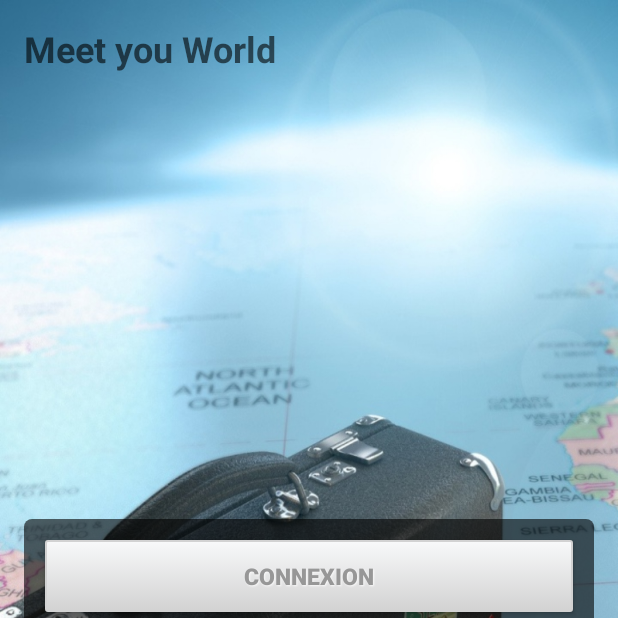
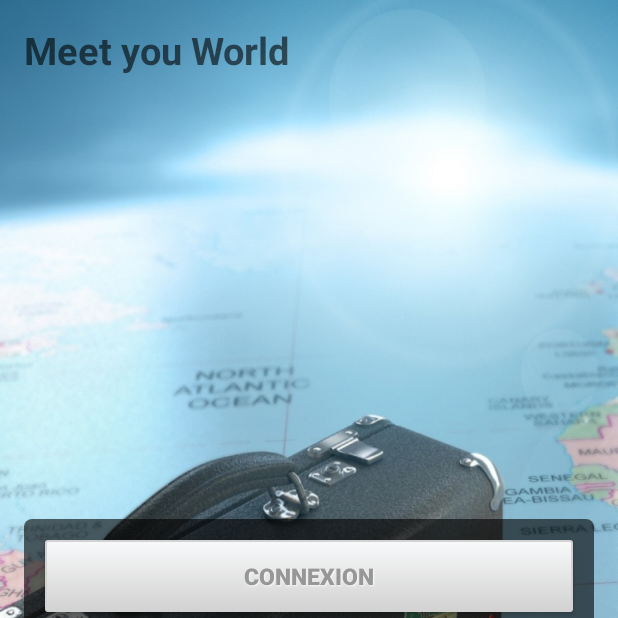
Before and after one commit to steevex35/TFE, an Android app: the screen it shows after launch (MainActivity), on a phone screen of 412 x 824 dp, the top half of it. Run offline under Robolectric (Android 15) with nearby library versions, the phone set to English and light mode, and no system bars.

Commit message:
first commit

```diff
--- a/app/src/main/res/layout/activity_main.xml
+++ b/app/src/main/res/layout/activity_main.xml
@@ -16,7 +16,7 @@
         android:layout_width="match_parent"
         android:layout_height="wrap_content"
         android:hint="Meet you World"
-        android:textSize="24dp"
+        android:textSize="25dp"
         android:textStyle="bold"
         android:textColor="@color/abc_search_url_text_normal"/>
 
```
Also changed, not shown: 2 other files.
